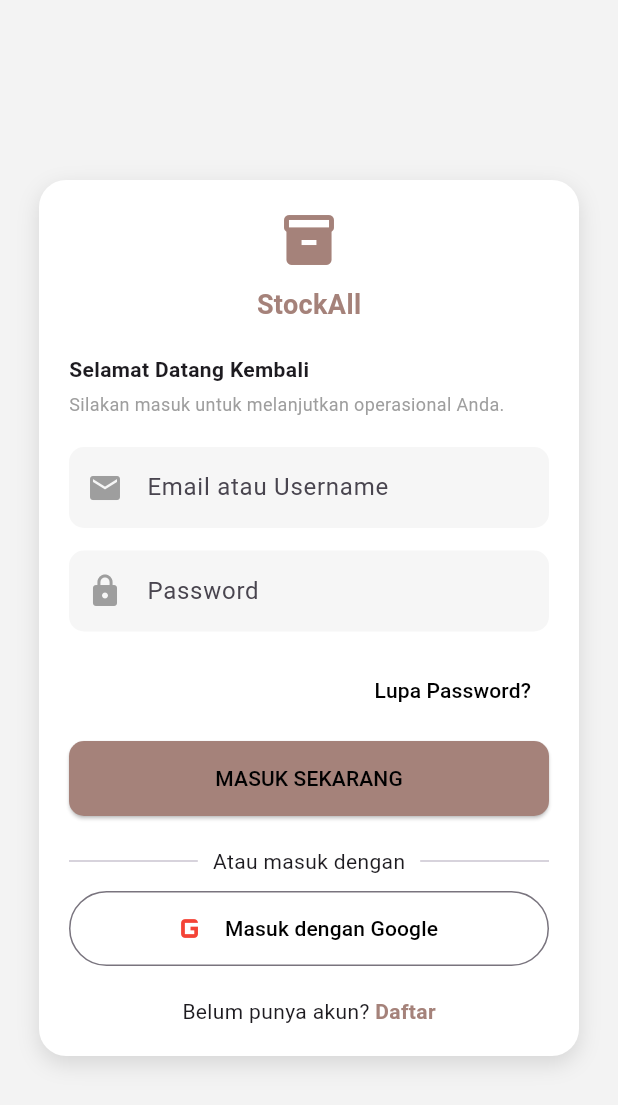
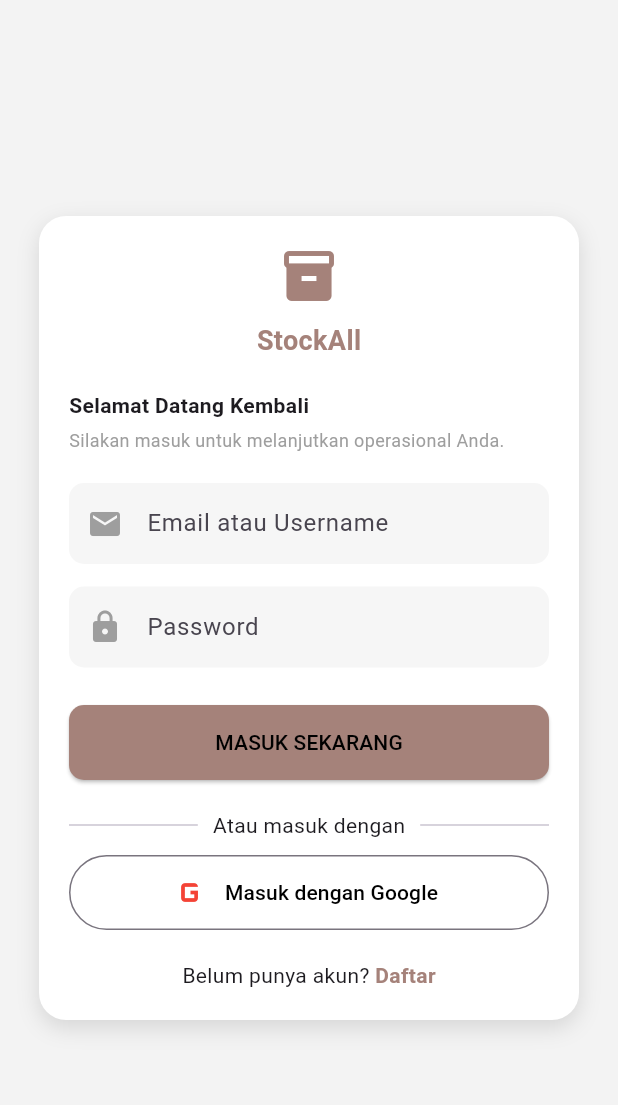
Before and after one commit to Amalia181205/stok_all, a Flutter app: the screen it shows after launch, on a phone screen of 412 x 824 dp. Shown: the top 1105 px of the screen. Run offline on Flutter 3.47's test engine with Material 3 defaults, Android fonts, the phone set to English and light mode, and no system bars; our stand-ins replace firebase_auth, firebase_core, google_sign_in, shared_preferences; accounts and stored records are empty.

Commit message:
Fix login_SignIn, sebenernya tahapan sampe sudah berhasil tidak di masukan di github karena baru tau harus di github

```diff
--- a/lib/login_page.dart
+++ b/lib/login_page.dart
@@ -80,6 +80,7 @@
         color: const Color(0xFFF6F6F6),
         borderRadius: BorderRadius.circular(10),
       ),
+
       child: TextField(
         controller: controller,
         obscureText: obscure,
@@ -161,16 +162,6 @@
                   obscure: true,
                 ),
 
-                Align(
-                  alignment: Alignment.centerRight,
-                  child: TextButton(
-                    onPressed: () {},
-                    child: const Text(
-                      "Lupa Password?",
-                      style: TextStyle(color: Colors.black),
-                    ),
-                  ),
-                ),
 
                 const SizedBox(height: 10),
 
```
